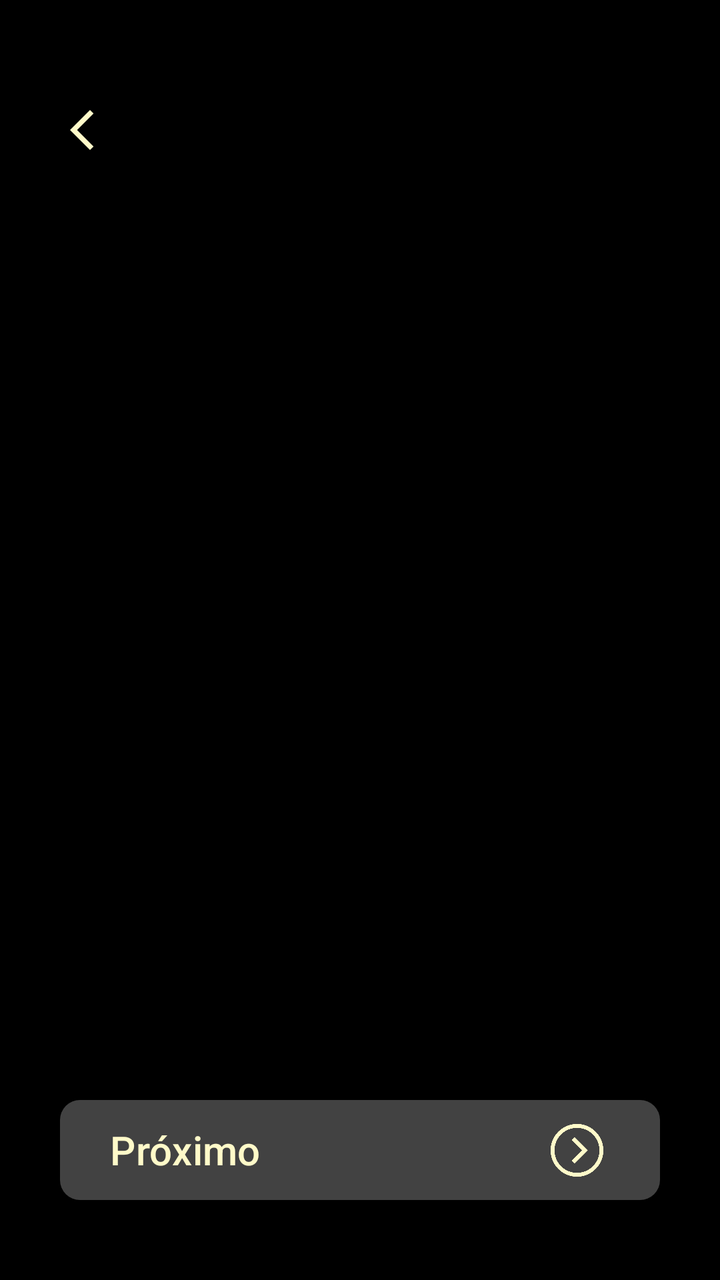
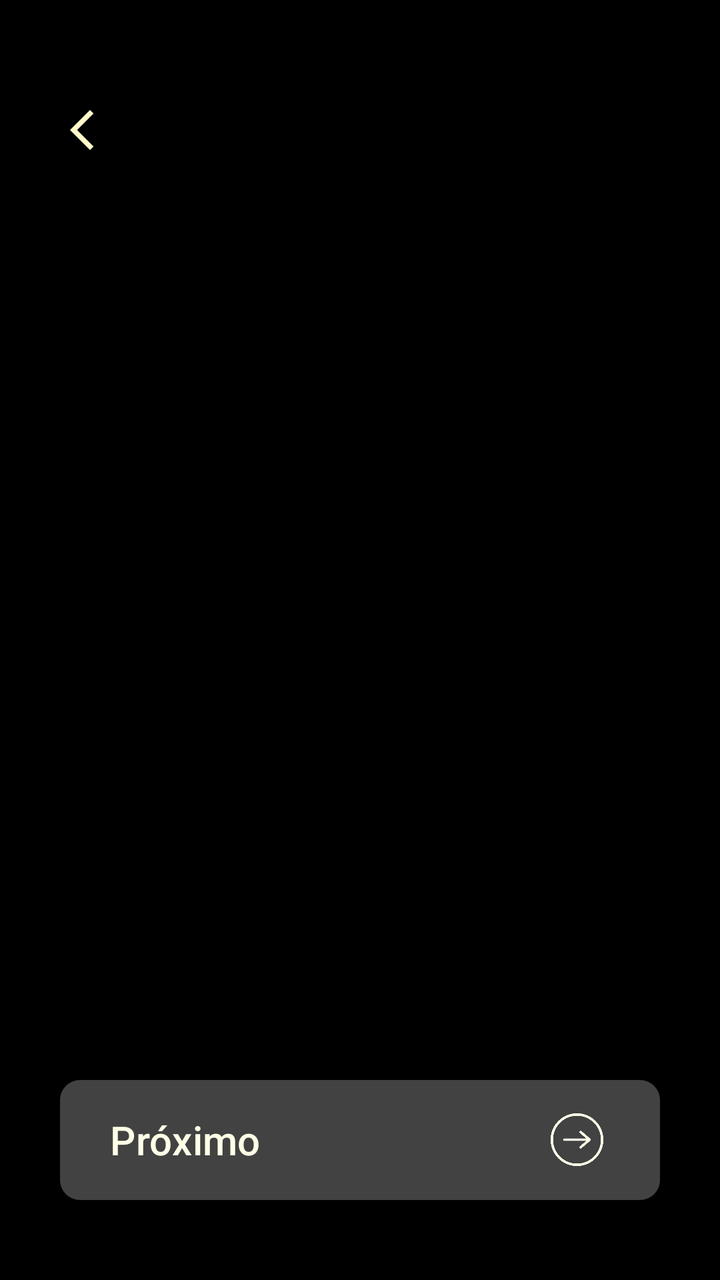

Compare the two renders of this Android layout. The source of the first and the diff that turns it into the second are given below.
<!-- AndroidManifest.xml: application theme Theme.Monaly -->
<!-- res/layout/activity_onboarding.xml -->
<?xml version="1.0" encoding="utf-8"?>
<androidx.constraintlayout.widget.ConstraintLayout
    xmlns:android="http://schemas.android.com/apk/res/android"
    xmlns:app="http://schemas.android.com/apk/res-auto"
    android:layout_width="match_parent"
    android:layout_height="match_parent"
    android:background="@color/black">

    <androidx.viewpager2.widget.ViewPager2
        android:id="@+id/viewPagerOnboarding"
        android:layout_width="0dp"
        android:layout_height="0dp"
        app:layout_constraintBottom_toTopOf="@+id/buttonNext"
        app:layout_constraintEnd_toEndOf="parent"
        app:layout_constraintStart_toStartOf="parent"
        app:layout_constraintTop_toTopOf="parent" />

    <androidx.appcompat.widget.AppCompatButton
        android:id="@+id/buttonBack"
        android:contentDescription="Botão de voltar"
        android:layout_width="60dp"
        android:layout_height="60dp"
        android:layout_marginStart="20dp"
        android:layout_marginTop="35dp"
        android:background="@drawable/drawable_background_button_round_transparent"
        android:drawableStart="@drawable/icon_arrow_back_ios"
        android:paddingStart="15dp"
        app:layout_constraintStart_toStartOf="parent"
        app:layout_constraintTop_toTopOf="parent" />

    <com.google.android.material.button.MaterialButton
        android:id="@+id/buttonNext"
        android:layout_width="0dp"
        android:layout_height="50dp"
        android:layout_marginStart="30dp"
        android:layout_marginEnd="30dp"
        android:layout_marginBottom="40dp"
        app:backgroundTint="@color/gray_dark"
        android:background="@drawable/drawable_background_button_gray_dark_10_dp"
        app:cornerRadius="10dp"
        app:icon="@drawable/ic_arrow_right_bage_neutral"
        app:iconGravity="end"
        app:iconSize="33dp"
        app:iconTint="@null"
        android:gravity="start|center_vertical"
        android:paddingStart="25dp"
        android:paddingEnd="25dp"
        android:text="@string/onboarding_bottom_next"
        android:textAllCaps="false"
        android:textStyle="normal"
        android:textColor="@color/bage_neutral"
        android:textSize="20sp"
        app:layout_constraintBottom_toBottomOf="parent"
        app:layout_constraintEnd_toEndOf="parent"
        app:layout_constraintStart_toStartOf="parent" />

</androidx.constraintlayout.widget.ConstraintLayout>
<!-- resources referenced by this layout -->
<resources>
  <color name="bage_neutral">#FFFAC9</color>
  <color name="black">#000000</color>
  <color name="gray_dark">#424242</color>
  <!-- drawable drawable_background_button_gray_dark_10_dp (drawable) -->
  <?xml version="1.0" encoding="utf-8"?>
  <shape xmlns:android="http://schemas.android.com/apk/res/android">
  
      <corners android:radius="10dp"/>
      <solid android:color="@color/gray_dark"/>
  
  </shape>
  <!-- drawable drawable_background_button_round_transparent (drawable) -->
  <?xml version="1.0" encoding="utf-8"?>
  <shape xmlns:android="http://schemas.android.com/apk/res/android"
  
      android:shape="rectangle">
      <corners android:radius="100dp"/>
  
  </shape>
  <!-- drawable ic_arrow_right_bage_neutral: png bitmap (drawable, 3673 bytes) -->
  <!-- drawable icon_arrow_back_ios (drawable) -->
  <vector xmlns:android="http://schemas.android.com/apk/res/android" android:autoMirrored="true" android:height="24dp" android:tint="#FFFAC9" android:viewportHeight="960" android:viewportWidth="960" android:width="24dp">
        
      <path android:fillColor="@android:color/white" android:pathData="M400,880L0,480L400,80L471,151L142,480L471,809L400,880Z"/>
      
  </vector>
  <string name="onboarding_bottom_next">Próximo</string>
  <style name="Theme.Monaly" parent="Base.Theme.Monaly" />
  <style name="Base.Theme.Monaly" parent="Theme.Material3.DayNight.NoActionBar">
  
          <item name="android:navigationBarColor">@color/black</item>
  
      </style>
</resources>

<!-- the commit's change to res/layout/activity_onboarding.xml (unified diff, before → after) -->
@@ -31,25 +31,25 @@
     <com.google.android.material.button.MaterialButton
         android:id="@+id/buttonNext"
         android:layout_width="0dp"
-        android:layout_height="50dp"
+        android:layout_height="60dp"
         android:layout_marginStart="30dp"
         android:layout_marginEnd="30dp"
         android:layout_marginBottom="40dp"
+        android:background="@drawable/drawable_background_button_gray_dark_10_dp"
+        android:gravity="start|center_vertical"
+        android:paddingStart="25dp"
+        android:paddingEnd="25dp"
+        android:text="@string/onboarding_bottom_next"
+        android:textAllCaps="false"
+        android:textColor="@color/bage_neutral"
+        android:textSize="20sp"
+        android:textStyle="normal"
         app:backgroundTint="@color/gray_dark"
-        android:background="@drawable/drawable_background_button_gray_dark_10_dp"
         app:cornerRadius="10dp"
         app:icon="@drawable/ic_arrow_right_bage_neutral"
         app:iconGravity="end"
         app:iconSize="33dp"
         app:iconTint="@null"
-        android:gravity="start|center_vertical"
-        android:paddingStart="25dp"
-        android:paddingEnd="25dp"
-        android:text="@string/onboarding_bottom_next"
-        android:textAllCaps="false"
-        android:textStyle="normal"
-        android:textColor="@color/bage_neutral"
-        android:textSize="20sp"
         app:layout_constraintBottom_toBottomOf="parent"
         app:layout_constraintEnd_toEndOf="parent"
         app:layout_constraintStart_toStartOf="parent" />
<!-- resource entries referenced after the edit -->
@@ -1,6 +1,6 @@
 <!-- resources referenced by this layout -->
 <resources>
-  <color name="bage_neutral">#FFFAC9</color>
+  <color name="bage_neutral">#fffee7</color>
   <color name="black">#000000</color>
   <color name="gray_dark">#424242</color>
   <!-- drawable drawable_background_button_gray_dark_10_dp (drawable) -->
@@ -19,7 +19,7 @@
       <corners android:radius="100dp"/>
   
   </shape>
-  <!-- drawable ic_arrow_right_bage_neutral: png bitmap (drawable, 3673 bytes) -->
+  <!-- drawable ic_arrow_right_bage_neutral: png bitmap (drawable, 3728 bytes) -->
   <!-- drawable icon_arrow_back_ios (drawable) -->
   <vector xmlns:android="http://schemas.android.com/apk/res/android" android:autoMirrored="true" android:height="24dp" android:tint="#FFFAC9" android:viewportHeight="960" android:viewportWidth="960" android:width="24dp">
         
